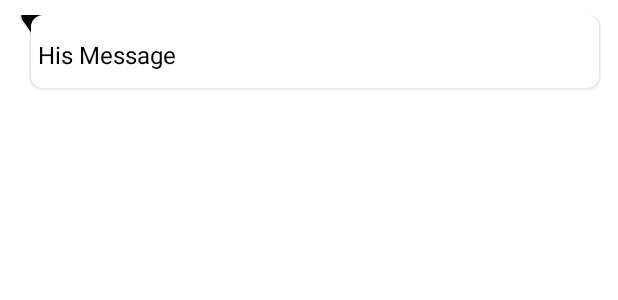
After one commit to thelosergeek/Community-App, an Android app: the layout receiver_layout.xml on its own in the app's theme, with its tools: preview values and no code run, on a phone screen of 412 x 824 dp. The commit adds this screen. Shown: the top 300 px of the screen. Run offline under Robolectric (Android 15) with nearby library versions, the phone set to English and light mode, and no system bars.

Commit message:
Message Send And receive

```diff
--- /dev/null
+++ b/app/src/main/res/drawable/bg_receiver.xml
@@ -0,0 +1,104 @@
+<?xml version="1.0" encoding="utf-8"?>
+<layer-list xmlns:android="http://schemas.android.com/apk/res/android">
+
+    <!--Shadow Layers-->
+
+    <item>
+        <rotate
+            android:fromDegrees="-35"
+            android:pivotX="0%"
+            android:pivotY="0%"
+            android:toDegrees="0">
+            <shape android:shape="rectangle">
+                <corners android:radius="4dp" />
+                <padding
+                    android:bottom="1px"
+                    android:left="1px"
+                    android:right="1px" />
+                <solid android:color="#01000000" />
+            </shape>
+        </rotate>
+    </item>
+    <item android:left="8dp">
+        <shape android:shape="rectangle">
+            <padding
+                android:bottom="1px"
+                android:left="1px"
+                android:right="1px" />
+            <solid android:color="#01000000" />
+            <corners android:radius="8dp" />
+        </shape>
+    </item>
+
+    <!--===============-->
+    <item>
+        <rotate
+            android:fromDegrees="-35"
+            android:pivotX="0%"
+            android:pivotY="0%"
+            android:toDegrees="0">
+            <shape android:shape="rectangle">
+                <corners android:radius="4dp" />
+                <padding android:bottom="1px" />
+                <solid android:color="#09000000" />
+            </shape>
+        </rotate>
+    </item>
+    <item android:left="8dp">
+        <shape android:shape="rectangle">
+            <padding android:bottom="1px" />
+            <solid android:color="#09000000" />
+            <corners android:radius="8dp" />
+        </shape>
+    </item>
+
+    <!--===============-->
+
+    <item>
+        <rotate
+            android:fromDegrees="-35"
+            android:pivotX="0%"
+            android:pivotY="0%"
+            android:toDegrees="0">
+            <shape android:shape="rectangle">
+                <corners android:radius="4dp" />
+                <padding
+                    android:bottom="1px"
+                    android:left="1px"
+                    android:right="1px" />
+                <solid android:color="#10000000" />
+            </shape>
+        </rotate>
+    </item>
+    <item android:left="8dp">
+        <shape android:shape="rectangle">
+            <padding
+                android:bottom="1px"
+                android:left="1px"
+                android:right="1px" />
+            <solid android:color="#10000000" />
+            <corners android:radius="8dp" />
+        </shape>
+    </item>
+
+    <!--ForeGround-->
+
+    <item>
+        <rotate
+            android:fromDegrees="-35"
+            android:pivotX="0%"
+            android:pivotY="0%"
+            android:toDegrees="0">
+            <shape android:shape="rectangle">
+                <corners android:radius="4dp" />
+                <solid android:color="#000000" />
+            </shape>
+        </rotate>
+    </item>
+    <item android:left="8dp">
+        <shape android:shape="rectangle">
+            <solid android:color="#ffffff" />
+            <corners android:radius="8dp" />
+        </shape>
+    </item>
+</layer-list>
--- /dev/null
+++ b/app/src/main/res/layout/receiver_layout.xml
@@ -0,0 +1,27 @@
+<?xml version="1.0" encoding="utf-8"?>
+<LinearLayout
+    xmlns:android="http://schemas.android.com/apk/res/android" android:layout_width="match_parent"
+    android:layout_height="wrap_content"
+    android:orientation="vertical"
+    android:padding="10dp">
+
+
+
+        <TextView
+            android:id="@+id/messageiv"
+            android:layout_width="match_parent"
+            android:layout_height="wrap_content"
+            android:layout_weight="1"
+            android:textSize="16dp"
+            android:textColor="#000000"
+            android:background="@drawable/bg_receiver"
+            android:padding="15dp"
+            android:text="His Message"/>
+
+
+
+
+
+
+
+</LinearLayout>
```
Also changed, not shown: app/src/main/AndroidManifest.xml (+5 -6 lines), app/src/main/java/in/thelosergeek/community_app/ActivityChat.java (added, +216 -0 lines), app/src/main/java/in/thelosergeek/community_app/ChatAdapter.java (added, +88 -0 lines), app/src/main/java/in/thelosergeek/community_app/ChatModel.java (added, +38 -0 lines), app/src/main/java/in/thelosergeek/community_app/UsersAdapter.java (+5 -2 lines), app/src/main/res/drawable/bg_sender.xml (added, +107 -0 lines), app/src/main/res/layout/activity_chat.xml (added, +91 -0 lines), app/src/main/res/layout/fragment_chats.xml (+5 -6 lines), app/src/main/res/layout/sender_layout.xml (added, +21 -0 lines), app/src/main/res/drawable/send.png (added).
